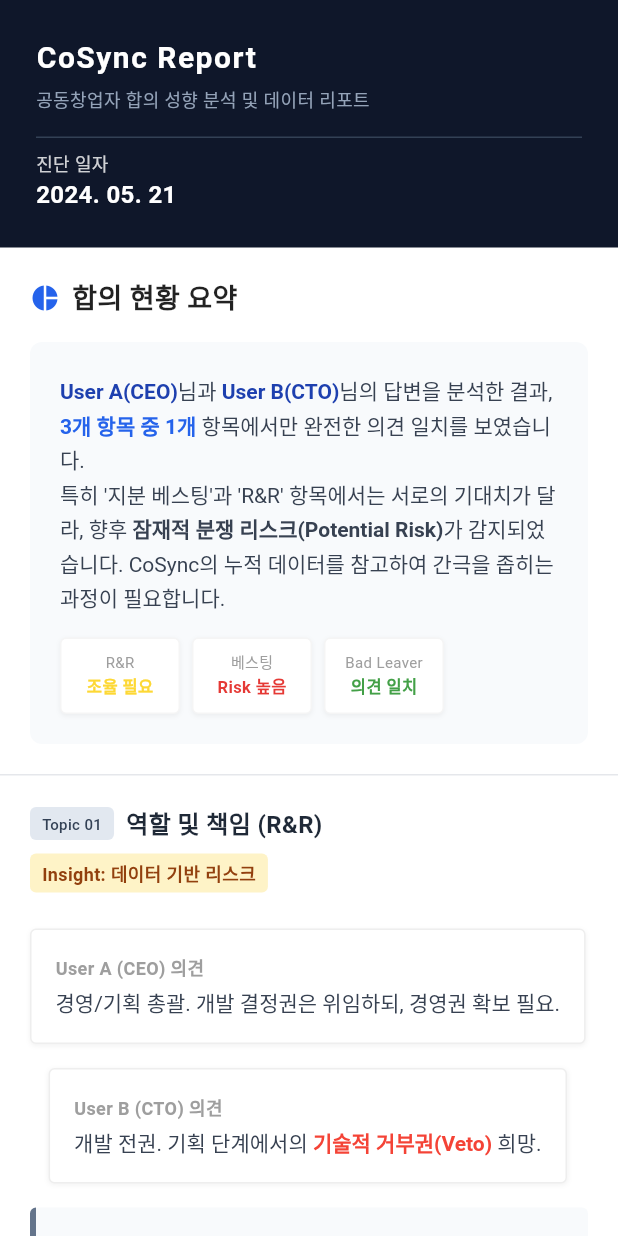
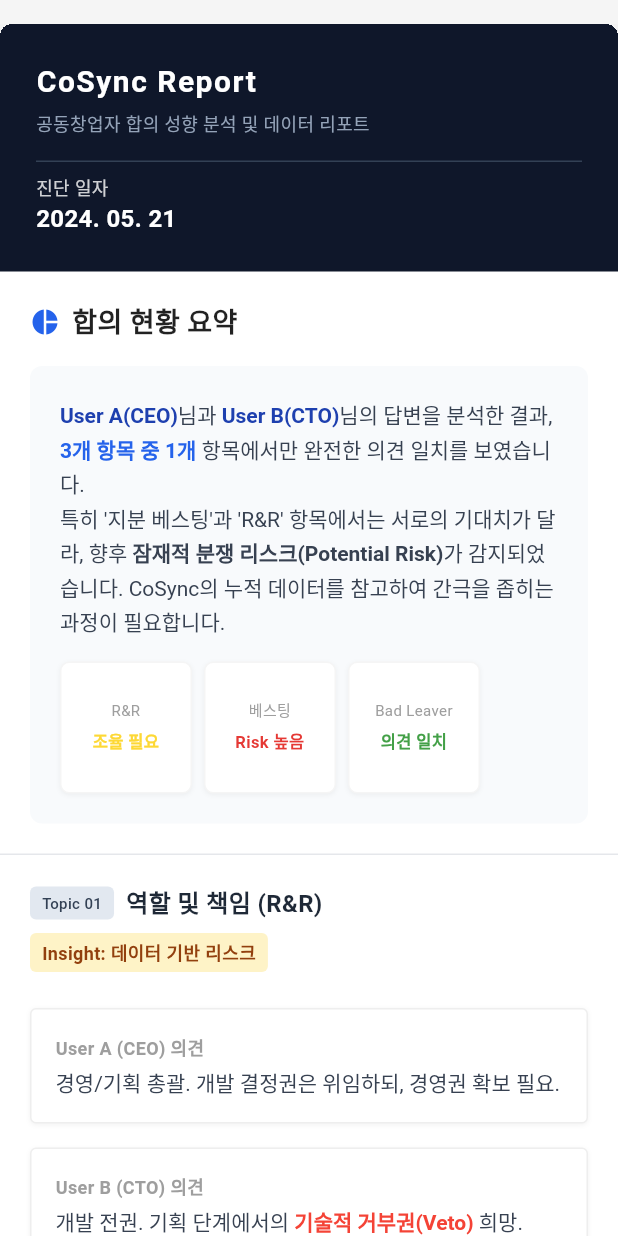
Before and after one commit to jumyeong2/flutter_demo, a Flutter app: the SampleReportPage screen opened directly, on a phone screen of 412 x 824 dp. Run offline on Flutter 3.47's test engine with Material 3 defaults, Android fonts, the phone set to English and light mode, and no system bars; our stand-ins replace firebase_core, get; accounts and stored records are empty; Roboto replaces fonts that are missing (Pretendard).

Commit message:
데이터리포트

```diff
--- a/lib/ui/page/sample/sample_report.dart
+++ b/lib/ui/page/sample/sample_report.dart
@@ -10,11 +10,15 @@
 
     return Scaffold(
       backgroundColor: Colors.grey[100], // bg-gray-100
-      body: SingleChildScrollView(
+      body: SafeArea(
+        child: Padding(
+          padding: const EdgeInsets.only(top: 16),
+          child: SingleChildScrollView(
             child: Center(
               child: Container(
                 constraints: const BoxConstraints(maxWidth: 896), // max-w-4xl
-            margin: isMobile ? null : const EdgeInsets.symmetric(vertical: 32),
+                margin:
+                    isMobile ? const EdgeInsets.only(bottom: 16) : const EdgeInsets.symmetric(vertical: 32),
                 decoration: BoxDecoration(
                   color: Colors.white,
                   boxShadow: [
@@ -25,7 +29,7 @@
                     ), // shadow-xl
                   ],
                   borderRadius: isMobile
-                  ? null
+                      ? BorderRadius.circular(8)
                       : BorderRadius.circular(8), // md:rounded-lg
                 ),
                 clipBehavior: Clip.hardEdge, // overflow-hidden
@@ -40,6 +44,8 @@
                     _buildDisclaimer(context, isMobile),
                     _buildFooter(context, isMobile),
                   ],
+                ),
+              ),
             ),
           ),
         ),
@@ -238,12 +244,14 @@
     Color textColor,
     Color statusColor,
   ) {
-    return Container(
-      width: 80,
-      padding: const EdgeInsets.symmetric(horizontal: 12, vertical: 8),
+    return SizedBox(
+      width: 88,
+      height: 88,
+      child: Container(
+        padding: const EdgeInsets.symmetric(horizontal: 12, vertical: 10),
         decoration: BoxDecoration(
           color: Colors.white,
-        borderRadius: BorderRadius.circular(4),
+          borderRadius: BorderRadius.circular(6),
           border: Border.all(color: Colors.grey[100]!), // border-gray-100
           boxShadow: [
             BoxShadow(
@@ -254,11 +262,15 @@
           ],
         ),
         child: Column(
+          mainAxisAlignment: MainAxisAlignment.center,
           children: [
-          Text(label, style: const TextStyle(fontSize: 10, color: Colors.grey)),
-          const SizedBox(height: 2),
+            Text(label,
+                textAlign: TextAlign.center,
+                style: const TextStyle(fontSize: 10, color: Colors.grey)),
+            const SizedBox(height: 6),
             Text(
               status,
+              textAlign: TextAlign.center,
               style: TextStyle(
                 fontSize: 11,
                 fontWeight: FontWeight.bold,
@@ -266,6 +278,7 @@
               ),
             ),
           ],
+        ),
       ),
     );
   }
@@ -353,7 +366,9 @@
     required String insight,
     required String agreement,
   }) {
-    return Container(
+    return ConstrainedBox(
+      constraints: BoxConstraints(minHeight: isMobile ? 360 : 340),
+      child: Container(
         padding: EdgeInsets.all(isMobile ? 20 : 32),
         decoration: const BoxDecoration(
           border: Border(bottom: BorderSide(color: Color(0xFFE5E7EB))),
@@ -403,11 +418,11 @@
             ),
             const SizedBox(height: 24),
             // User Inputs
-          Flex(
-            direction: isMobile ? Axis.vertical : Axis.horizontal,
+            if (isMobile)
+              Column(
                 children: [
-              Expanded(
-                flex: isMobile ? 0 : 1,
+                  SizedBox(
+                    width: double.infinity,
                     child: _buildUserInputBox(
                       "User A (CEO) 의견",
                       userAContent,
@@ -415,15 +430,37 @@
                       Colors.red,
                     ),
                   ),
-              SizedBox(width: isMobile ? 0 : 16, height: isMobile ? 16 : 0),
-              Expanded(
-                flex: isMobile ? 0 : 1,
+                  const SizedBox(height: 16),
+                  SizedBox(
+                    width: double.infinity,
                     child: _buildUserInputBox(
                       "User B (CTO) 의견",
                       userBContent,
                       userBHighlight,
                       title == "역할 및 책임 (R&R)" ? Colors.red : Colors.blue,
-                ), // logic based on content
+                    ),
+                  ),
+                ],
+              )
+            else
+              Row(
+                children: [
+                  Expanded(
+                    child: _buildUserInputBox(
+                      "User A (CEO) 의견",
+                      userAContent,
+                      userAHighlight,
+                      Colors.red,
+                    ),
+                  ),
+                  const SizedBox(width: 16),
+                  Expanded(
+                    child: _buildUserInputBox(
+                      "User B (CTO) 의견",
+                      userBContent,
+                      userBHighlight,
+                      title == "역할 및 책임 (R&R)" ? Colors.red : Colors.blue,
+                    ),
                   ),
                 ],
               ),
@@ -496,6 +533,7 @@
               ),
             ),
           ],
+        ),
       ),
     );
   }
```
Lines whose indentation alone changed are shown as unchanged.
